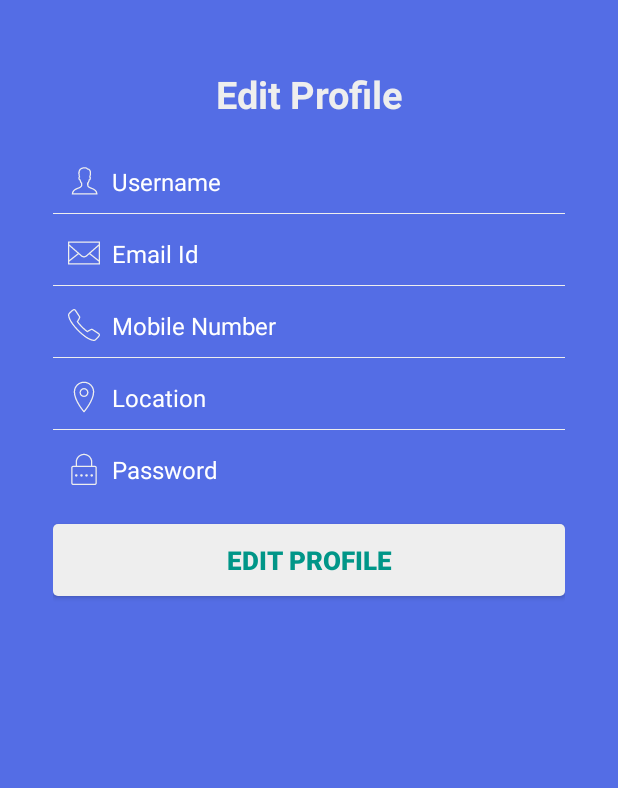
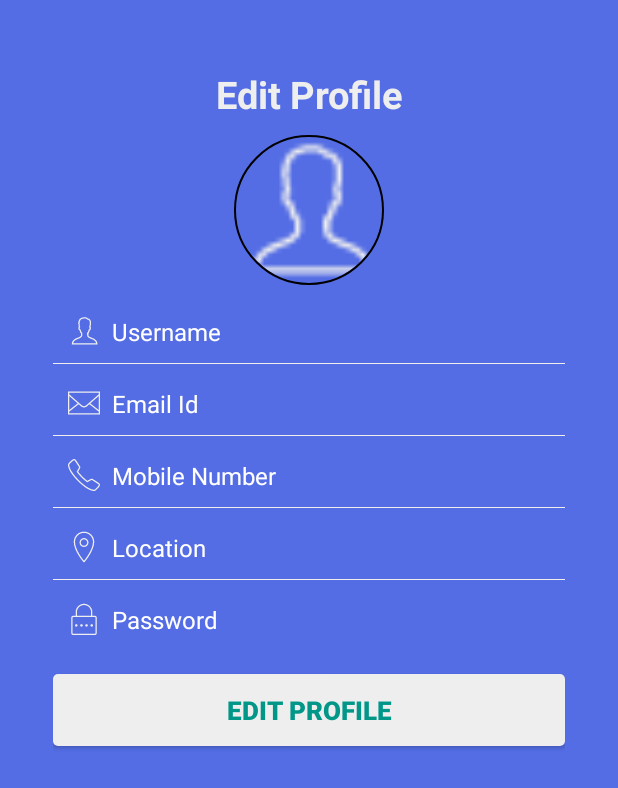
Before and after one commit to SucianaLF/grouptrackingfinal, an Android app: the layout activity_edit_profile.xml on its own in the app's theme, with its tools: preview values and no code run, on a phone screen of 412 x 824 dp. Shown: the top 788 px of the screen. Run offline under Robolectric (Android 15) with nearby library versions, the phone set to English and light mode, and no system bars; network calls fail.

Commit message:
Add feature edit profile

```diff
--- a/app/build.gradle
+++ b/app/build.gradle
@@ -32,7 +32,7 @@ dependencies {
     implementation 'com.google.firebase:firebase-database:11.0.4'
     implementation 'com.github.renaudcerrato:FloatingSearchView:1.0.1'
     implementation 'de.hdodenhof:circleimageview:2.1.0'
-    testCompile 'junit:junit:4.12'
+    testImplementation 'junit:junit:4.12'
     implementation 'com.android.support.test:runner:1.0.1'
     implementation 'com.android.support.test.espresso:espresso-core:3.0.1'
     implementation 'com.infideap.drawerbehavior:drawer-behavior:0.0.4'
--- a/app/src/main/AndroidManifest.xml
+++ b/app/src/main/AndroidManifest.xml
@@ -10,6 +10,7 @@
     <uses-permission android:name="android.permission.INTERNET" />
     <uses-permission android:name="android.permission.ACCESS_NETWORK_STATE" />
     <uses-permission android:name="android.permission.WRITE_EXTERNAL_STORAGE" />
+    <uses-permission android:name="android.permission.READ_EXTERNAL_STORAGE"/>
     <uses-permission android:name="com.google.android.providers.gsf.permission.READ_GSERVICES" />
     <uses-permission android:name="android.permission.ACCESS_COARSE_LOCATION" />
     <uses-permission android:name="android.permission.ACCESS_FINE_LOCATION" />
--- a/app/src/main/java/com/example/sucianalf/grouptracking/URL/Url.java
+++ b/app/src/main/java/com/example/sucianalf/grouptracking/URL/Url.java
@@ -23,7 +23,7 @@ public class Url {
         public final static String SET_DEST = URL+"tracking/setDestination/";
         public final static String REMOVE_DEST = URL+"tracking/removeDestination/";
         public final static String GET_PROFIL = URL+"tracking/profile/username/";
-        public final static String EDIT_PROFIL = URL+"tracking/edit_profile/";
+        public final static String EDIT_PROFIL = URL+"tracking/edit_profil/";
 
 
     }
--- a/app/src/main/res/layout/activity_edit_profile.xml
+++ b/app/src/main/res/layout/activity_edit_profile.xml
@@ -2,9 +2,10 @@
 <ScrollView xmlns:android="http://schemas.android.com/apk/res/android"
     android:layout_width="fill_parent"
     android:layout_height="fill_parent"
+    xmlns:app="http://schemas.android.com/apk/res-auto"
     android:fillViewport="true"
     android:overScrollMode="never"
-    android:scrollbars="none" >
+    android:scrollbars="none">
 
     <RelativeLayout
         android:layout_width="fill_parent"
@@ -33,6 +34,14 @@
                 android:textColor="@color/white_greyish"
                 android:textSize="25sp"
                 android:textStyle="bold" />
+
+            <de.hdodenhof.circleimageview.CircleImageView
+                android:id="@+id/profilePicture"
+                android:layout_width="100dp"
+                android:layout_height="100dp"
+                android:src="@drawable/user"
+                android:layout_gravity="center_horizontal"
+                app:civ_border_width="1dp" />
 
             <EditText
                 android:id="@+id/fullName"
```
Also changed, not shown: app/src/main/java/com/example/sucianalf/grouptracking/EditProfileActivity.java (+83 -14 lines), app/src/main/java/com/example/sucianalf/grouptracking/ListGroupActivity.java (+10 -3 lines).
